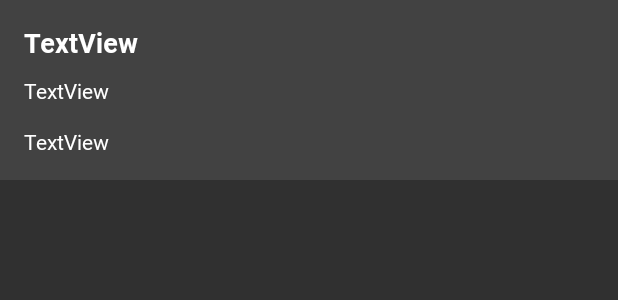
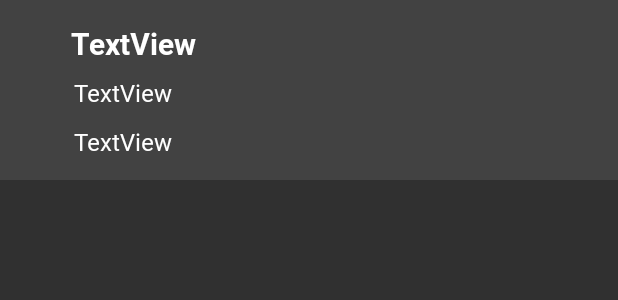
Before and after one commit to shivasharma14/Email-and-Message-Client, an Android app: the layout activity_singlerow.xml on its own in the app's theme, with its tools: preview values and no code run, on a phone screen of 412 x 824 dp. Shown: the top 300 px of the screen. Run offline under Robolectric (Android 15) with nearby library versions, the phone set to English and light mode, and no system bars.

Commit message:
:blue_book: change values

```diff
--- a/app/src/main/res/layout/activity_singlerow.xml
+++ b/app/src/main/res/layout/activity_singlerow.xml
@@ -1,23 +1,24 @@
 <?xml version="1.0" encoding="utf-8"?>
 <androidx.constraintlayout.widget.ConstraintLayout xmlns:android="http://schemas.android.com/apk/res/android"
-xmlns:app="http://schemas.android.com/apk/res-auto"
-xmlns:tools="http://schemas.android.com/tools"
-android:layout_width="match_parent"
-android:layout_height="120dp"
-android:background="#16FFFFFF">
+    xmlns:app="http://schemas.android.com/apk/res-auto"
+    xmlns:tools="http://schemas.android.com/tools"
+    android:layout_width="match_parent"
+    android:layout_height="120dp"
+    android:background="#16FFFFFF">
 
     <TextView
         android:id="@+id/EName"
         android:layout_width="wrap_content"
         android:layout_height="wrap_content"
         android:fontFamily="@font/roboto_bold"
+        android:paddingLeft="15dp"
         android:text="@string/textview"
         android:textColor="#FFFFFF"
-        android:textSize="18sp"
+        android:textSize="20sp"
         android:textStyle="bold"
         app:layout_constraintBottom_toBottomOf="parent"
         app:layout_constraintEnd_toEndOf="parent"
-        app:layout_constraintHorizontal_bias="0.047"
+        app:layout_constraintHorizontal_bias="0.103"
         app:layout_constraintStart_toStartOf="parent"
         app:layout_constraintTop_toTopOf="parent"
         app:layout_constraintVertical_bias="0.166" />
@@ -26,26 +27,32 @@ android:background="#16FFFFFF">
         android:id="@+id/ESubject"
         android:layout_width="wrap_content"
         android:layout_height="wrap_content"
+        android:layout_marginTop="5dp"
         android:fontFamily="@font/roboto_regular"
+        android:paddingLeft="15dp"
         android:text="@string/textview"
         android:textColor="#FFFFFF"
+        android:textSize="16sp"
         app:layout_constraintBottom_toBottomOf="parent"
         app:layout_constraintEnd_toEndOf="parent"
-        app:layout_constraintHorizontal_bias="0.045"
+        app:layout_constraintHorizontal_bias="0.102"
         app:layout_constraintStart_toStartOf="parent"
         app:layout_constraintTop_toTopOf="parent"
-        app:layout_constraintVertical_bias="0.504" />
+        app:layout_constraintVertical_bias="0.490" />
 
     <TextView
         android:id="@+id/EBody"
         android:layout_width="wrap_content"
         android:layout_height="wrap_content"
+        android:layout_marginTop="5dp"
         android:fontFamily="@font/roboto_regular"
+        android:paddingLeft="15dp"
         android:text="@string/textview"
         android:textColor="#FFFFFF"
+        android:textSize="16sp"
         app:layout_constraintBottom_toBottomOf="parent"
         app:layout_constraintEnd_toEndOf="parent"
-        app:layout_constraintHorizontal_bias="0.045"
+        app:layout_constraintHorizontal_bias="0.103"
         app:layout_constraintStart_toStartOf="parent"
         app:layout_constraintTop_toTopOf="parent"
         app:layout_constraintVertical_bias="0.841" />
```
